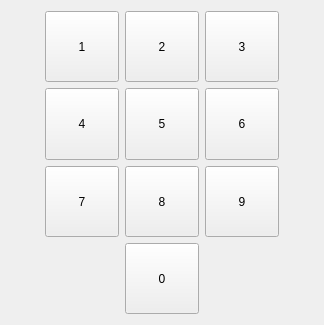
Old version of the form keyboardDLLTest/keyboard/widgets/formdigital.ui in the repository ImIves/keyboardDllTest.
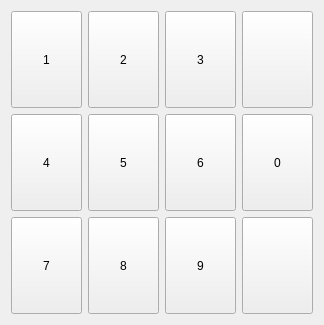
New version of the form.

Commit message: 1.美化界面

```diff
--- a/keyboardDLLTest/keyboard/widgets/formdigital.ui
+++ b/keyboardDLLTest/keyboard/widgets/formdigital.ui
@@ -14,7 +14,7 @@
    <string>Form</string>
   </property>
   <layout class="QGridLayout" name="gridLayout">
-   <item row="2" column="2">
+   <item row="2" column="1">
     <widget class="QPushButton" name="pushButton_8">
      <property name="sizePolicy">
       <sizepolicy hsizetype="Minimum" vsizetype="Minimum">
@@ -36,20 +36,7 @@
      </property>
     </widget>
    </item>
-   <item row="1" column="0">
-    <spacer name="horizontalSpacer">
-     <property name="orientation">
-      <enum>Qt::Horizontal</enum>
-     </property>
-     <property name="sizeHint" stdset="0">
-      <size>
-       <width>40</width>
-       <height>20</height>
-      </size>
-     </property>
-    </spacer>
-   </item>
-   <item row="2" column="1">
+   <item row="2" column="0">
     <widget class="QPushButton" name="pushButton_7">
      <property name="sizePolicy">
       <sizepolicy hsizetype="Minimum" vsizetype="Minimum">
@@ -71,7 +58,7 @@
      </property>
     </widget>
    </item>
-   <item row="0" column="1">
+   <item row="0" column="0">
     <widget class="QPushButton" name="pushButton_1">
      <property name="sizePolicy">
       <sizepolicy hsizetype="Minimum" vsizetype="Minimum">
@@ -93,7 +80,7 @@
      </property>
     </widget>
    </item>
-   <item row="1" column="2">
+   <item row="1" column="1">
     <widget class="QPushButton" name="pushButton_5">
      <property name="sizePolicy">
       <sizepolicy hsizetype="Minimum" vsizetype="Minimum">
@@ -115,7 +102,7 @@
      </property>
     </widget>
    </item>
-   <item row="2" column="3">
+   <item row="2" column="2">
     <widget class="QPushButton" name="pushButton_9">
      <property name="sizePolicy">
       <sizepolicy hsizetype="Minimum" vsizetype="Minimum">
@@ -137,29 +124,7 @@
      </property>
     </widget>
    </item>
-   <item row="3" column="2">
-    <widget class="QPushButton" name="pushButton_0">
-     <property name="sizePolicy">
-      <sizepolicy hsizetype="Minimum" vsizetype="Minimum">
-       <horstretch>0</horstretch>
-       <verstretch>0</verstretch>
-      </sizepolicy>
-     </property>
-     <property name="minimumSize">
-      <size>
-       <width>32</width>
-       <height>32</height>
-      </size>
-     </property>
-     <property name="text">
-      <string>0</string>
-     </property>
-     <property name="flat">
-      <bool>false</bool>
-     </property>
-    </widget>
-   </item>
-   <item row="1" column="1">
+   <item row="1" column="0">
     <widget class="QPushButton" name="pushButton_4">
      <property name="sizePolicy">
       <sizepolicy hsizetype="Minimum" vsizetype="Minimum">
@@ -181,20 +146,7 @@
      </property>
     </widget>
    </item>
-   <item row="1" column="4">
-    <spacer name="horizontalSpacer_2">
-     <property name="orientation">
-      <enum>Qt::Horizontal</enum>
-     </property>
-     <property name="sizeHint" stdset="0">
-      <size>
-       <width>40</width>
-       <height>20</height>
-      </size>
-     </property>
-    </spacer>
-   </item>
-   <item row="0" column="2">
+   <item row="0" column="1">
     <widget class="QPushButton" name="pushButton_2">
      <property name="sizePolicy">
       <sizepolicy hsizetype="Minimum" vsizetype="Minimum">
@@ -216,7 +168,7 @@
      </property>
     </widget>
    </item>
-   <item row="1" column="3">
+   <item row="1" column="2">
     <widget class="QPushButton" name="pushButton_6">
      <property name="sizePolicy">
       <sizepolicy hsizetype="Minimum" vsizetype="Minimum">
@@ -238,7 +190,7 @@
      </property>
     </widget>
    </item>
-   <item row="0" column="3">
+   <item row="0" column="2">
     <widget class="QPushButton" name="pushButton_3">
      <property name="sizePolicy">
       <sizepolicy hsizetype="Minimum" vsizetype="Minimum">
@@ -260,6 +212,72 @@
      </property>
     </widget>
    </item>
+   <item row="1" column="3">
+    <widget class="QPushButton" name="pushButton_0">
+     <property name="sizePolicy">
+      <sizepolicy hsizetype="Minimum" vsizetype="Minimum">
+       <horstretch>0</horstretch>
+       <verstretch>0</verstretch>
+      </sizepolicy>
+     </property>
+     <property name="minimumSize">
+      <size>
+       <width>32</width>
+       <height>32</height>
+      </size>
+     </property>
+     <property name="text">
+      <string>0</string>
+     </property>
+     <property name="flat">
+      <bool>false</bool>
+     </property>
+    </widget>
+   </item>
+   <item row="0" column="3">
+    <widget class="QPushButton" name="pushButton_12">
+     <property name="sizePolicy">
+      <sizepolicy hsizetype="Minimum" vsizetype="Minimum">
+       <horstretch>0</horstretch>
+       <verstretch>0</verstretch>
+      </sizepolicy>
+     </property>
+     <property name="minimumSize">
+      <size>
+       <width>32</width>
+       <height>32</height>
+      </size>
+     </property>
+     <property name="text">
+      <string/>
+     </property>
+     <property name="flat">
+      <bool>false</bool>
+     </property>
+    </widget>
+   </item>
+   <item row="2" column="3">
+    <widget class="QPushButton" name="pushButton_13">
+     <property name="sizePolicy">
+      <sizepolicy hsizetype="Minimum" vsizetype="Minimum">
+       <horstretch>0</horstretch>
+       <verstretch>0</verstretch>
+      </sizepolicy>
+     </property>
+     <property name="minimumSize">
+      <size>
+       <width>32</width>
+       <height>32</height>
+      </size>
+     </property>
+     <property name="text">
+      <string/>
+     </property>
+     <property name="flat">
+      <bool>false</bool>
+     </property>
+    </widget>
+   </item>
   </layout>
  </widget>
  <resources/>
```
The commit also changes 6 other files.
